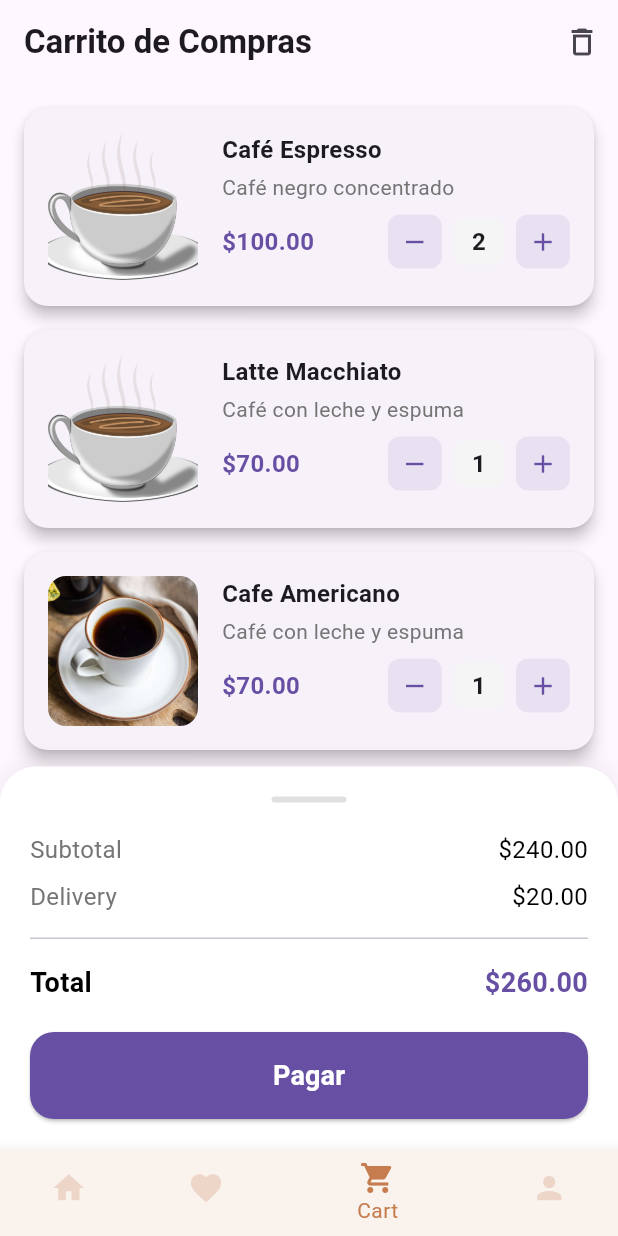
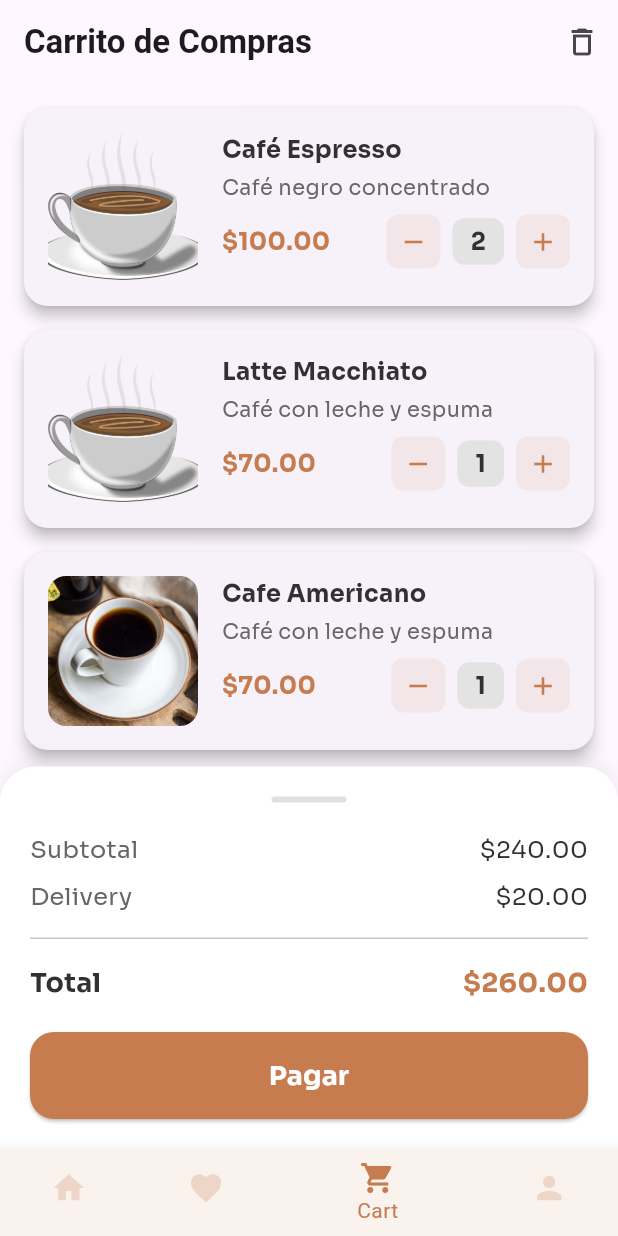
Before and after one commit to BrayanReynoso/BrewStation-UI, a Flutter app: the screen it shows after launch, item 3 of the bottom bar chosen, on a phone screen of 412 x 824 dp. Run offline on Flutter 3.47's test engine with Material 3 defaults, Android fonts, the phone set to English and light mode, and no system bars; our stand-ins replace flutter_svg, loading_animation_widget; network calls fail.

Commit message:
[Update] CartItemWidget and CartSummaryWidget with custom colors and font family

```diff
--- a/brew_station_ui/lib/widgets/cart/cart_item.dart
+++ b/brew_station_ui/lib/widgets/cart/cart_item.dart
@@ -1,4 +1,3 @@
-// cart_item_widget.dart
 import 'package:flutter/material.dart';
 import 'package:brew_station_ui/core/constants/colors.dart';
 
@@ -22,8 +21,8 @@ class CartItemWidget extends StatelessWidget {
       background: Container(
         alignment: Alignment.centerRight,
         padding: const EdgeInsets.only(right: 20),
-        color: Colors.red,
-        child: const Icon(Icons.delete, color: Colors.white),
+        color: AppColors.dangerColor,
+        child: const Icon(Icons.delete, color: AppColors.white),
       ),
       onDismissed: (_) => onRemove(),
       child: Card(
@@ -56,16 +55,19 @@ class CartItemWidget extends StatelessWidget {
                     Text(
                       item['name'],
                       style: const TextStyle(
+                        fontFamily: "Sora",
                         fontSize: 16,
                         fontWeight: FontWeight.bold,
+                        color: AppColors.textPrimaryDark,
                       ),
                     ),
                     const SizedBox(height: 4),
                     Text(
                       item['description'] ?? '',
-                      style: TextStyle(
+                      style: const TextStyle(
+                        fontFamily: "Sora",
                         fontSize: 14,
-                        color: Colors.grey[600],
+                        color: AppColors.textSecondary,
                       ),
                     ),
                     const SizedBox(height: 8),
@@ -74,10 +76,11 @@ class CartItemWidget extends StatelessWidget {
                       children: [
                         Text(
                           '\$${(item['price'] * item['quantity']).toStringAsFixed(2)}',
-                          style: TextStyle(
+                          style: const TextStyle(
+                            fontFamily: "Sora",
                             fontSize: 16,
                             fontWeight: FontWeight.bold,
-                            color: Theme.of(context).primaryColor,
+                            color: AppColors.primaryAccent,
                           ),
                         ),
                         Row(
@@ -97,14 +100,16 @@ class CartItemWidget extends StatelessWidget {
                                 vertical: 4,
                               ),
                               decoration: BoxDecoration(
-                                color: Colors.grey[100],
+                                color: AppColors.backgroundSecondary,
                                 borderRadius: BorderRadius.circular(8),
                               ),
                               child: Text(
                                 '${item['quantity']}',
                                 style: const TextStyle(
+                                  fontFamily: "Sora",
                                   fontSize: 16,
                                   fontWeight: FontWeight.bold,
+                                  color: AppColors.textPrimaryDark,
                                 ),
                               ),
                             ),
@@ -146,13 +151,13 @@ class _QuantityButton extends StatelessWidget {
       child: Container(
         padding: const EdgeInsets.all(8),
         decoration: BoxDecoration(
-          color: Theme.of(context).primaryColor.withOpacity(0.1),
+          color: AppColors.primaryAccent.withOpacity(0.1),
           borderRadius: BorderRadius.circular(8),
         ),
         child: Icon(
           icon,
           size: 20,
-          color: Theme.of(context).primaryColor,
+          color: AppColors.primaryAccent,
         ),
       ),
     );
--- a/brew_station_ui/lib/widgets/cart/cart_summary.dart
+++ b/brew_station_ui/lib/widgets/cart/cart_summary.dart
@@ -1,6 +1,6 @@
-// cart_summary_widget.dart
+import 'package:flutter/material.dart';
 import 'package:brew_station_ui/core/constants/colors.dart';
-import 'package:flutter/material.dart';
+
 class CartSummaryWidget extends StatelessWidget {
   final double subtotal;
   final double deliveryFee;
@@ -71,7 +71,7 @@ class CartSummaryWidget extends StatelessWidget {
                 onPressed: onCheckout,
                 style: ElevatedButton.styleFrom(
                   padding: const EdgeInsets.symmetric(vertical: 16),
-                  backgroundColor: Theme.of(context).primaryColor,
+                  backgroundColor: AppColors.primaryAccent,
                   shape: RoundedRectangleBorder(
                     borderRadius: BorderRadius.circular(16),
                   ),
@@ -79,9 +79,10 @@ class CartSummaryWidget extends StatelessWidget {
                 child: const Text(
                   'Pagar',
                   style: TextStyle(
+                    fontFamily: "Sora",
                     fontSize: 18,
                     fontWeight: FontWeight.bold,
-                    color: Colors.white,
+                    color: AppColors.white,
                   ),
                 ),
               ),
@@ -112,17 +113,19 @@ class _SummaryRow extends StatelessWidget {
         Text(
           label,
           style: TextStyle(
+            fontFamily: "Sora",
             fontSize: isTotal ? 18 : 16,
             fontWeight: isTotal ? FontWeight.bold : FontWeight.normal,
-            color: isTotal ? Colors.black : Colors.grey[600],
+            color: isTotal ? AppColors.textPrimaryDark : AppColors.textSecondary,
           ),
         ),
         Text(
           value,
           style: TextStyle(
+            fontFamily: "Sora",
             fontSize: isTotal ? 18 : 16,
             fontWeight: isTotal ? FontWeight.bold : FontWeight.normal,
-            color: isTotal ? Theme.of(context).primaryColor : Colors.black,
+            color: isTotal ? AppColors.primaryAccent : AppColors.textPrimaryDark,
           ),
         ),
       ],
```
